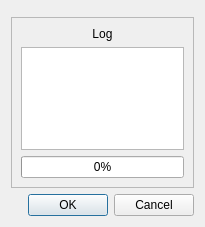
patrickziegler/mediacopier, file mediacopier-cli/src/gui/dialog.ui: the form before one commit.
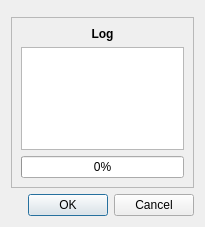
The form after the commit. Custom widgets are drawn as their Qt base class.

The edit to the form file:
```diff
--- a/mediacopier-cli/src/gui/dialog.ui
+++ b/mediacopier-cli/src/gui/dialog.ui
@@ -39,6 +39,12 @@
      <layout class="QVBoxLayout" name="verticalLayout_2">
       <item>
        <widget class="QLabel" name="logLabel">
+        <property name="font">
+         <font>
+          <weight>75</weight>
+          <bold>true</bold>
+         </font>
+        </property>
         <property name="text">
          <string>Log</string>
         </property>
```
